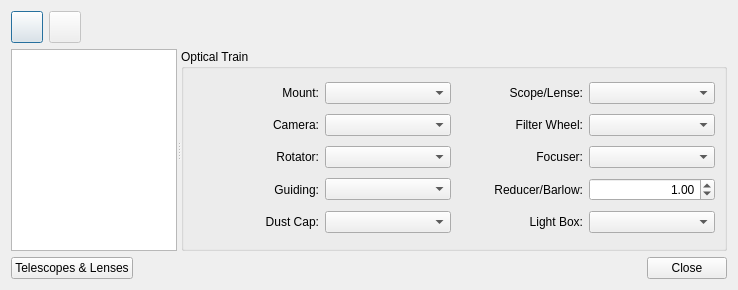
KDE/kstars, file kstars/ekos/auxiliary/opticaltrains.ui: the form before one commit.
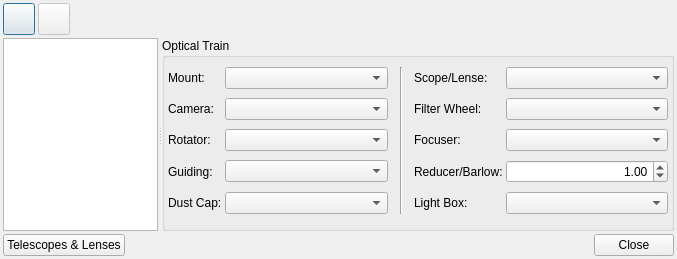
The form after the commit. Icons and pictures are not drawn.

What changed in the file:
```diff
--- a/kstars/ekos/auxiliary/opticaltrains.ui
+++ b/kstars/ekos/auxiliary/opticaltrains.ui
@@ -6,16 +6,34 @@
    <rect>
     <x>0</x>
     <y>0</y>
-    <width>738</width>
-    <height>290</height>
+    <width>677</width>
+    <height>259</height>
    </rect>
   </property>
   <property name="windowTitle">
    <string>Optical Trains</string>
   </property>
   <layout class="QVBoxLayout" name="verticalLayout">
+   <property name="spacing">
+    <number>3</number>
+   </property>
+   <property name="leftMargin">
+    <number>3</number>
+   </property>
+   <property name="topMargin">
+    <number>3</number>
+   </property>
+   <property name="rightMargin">
+    <number>3</number>
+   </property>
+   <property name="bottomMargin">
+    <number>3</number>
+   </property>
    <item>
     <layout class="QHBoxLayout" name="horizontalLayout">
+     <property name="spacing">
+      <number>3</number>
+     </property>
      <item>
       <widget class="QPushButton" name="addB">
        <property name="maximumSize">
@@ -94,10 +112,44 @@
       </property>
      </widget>
      <widget class="QGroupBox" name="trainConfigBox">
+      <property name="sizePolicy">
+       <sizepolicy hsizetype="Preferred" vsizetype="Preferred">
+        <horstretch>0</horstretch>
+        <verstretch>0</verstretch>
+       </sizepolicy>
+      </property>
       <property name="title">
        <string>Optical Train</string>
       </property>
-      <layout class="QGridLayout" name="gridLayout" columnstretch="1,1,1,1">
+      <layout class="QGridLayout" name="gridLayout" columnstretch="0,3,0,0,3">
+       <property name="leftMargin">
+        <number>3</number>
+       </property>
+       <property name="topMargin">
+        <number>3</number>
+       </property>
+       <property name="rightMargin">
+        <number>3</number>
+       </property>
+       <property name="bottomMargin">
+        <number>3</number>
+       </property>
+       <property name="spacing">
+        <number>3</number>
+       </property>
+       <item row="0" column="3">
+        <widget class="QLabel" name="scopeLabel">
+         <property name="toolTip">
+          <string>&lt;html&gt;&lt;head/&gt;&lt;body&gt;&lt;p&gt;Select the scope or lens used in the optical train.&lt;/p&gt;&lt;p&gt;To add, edit, or delete optical elements, tap the &lt;span style=&quot; font-weight:600;&quot;&gt;Telescope &amp;amp; Lens&lt;/span&gt; button.&lt;/p&gt;&lt;/body&gt;&lt;/html&gt;</string>
+         </property>
+         <property name="text">
+          <string>Scope/Lense:</string>
+         </property>
+         <property name="alignment">
+          <set>Qt::AlignLeading|Qt::AlignLeft|Qt::AlignVCenter</set>
+         </property>
+        </widget>
+       </item>
        <item row="0" column="0">
         <widget class="QLabel" name="mountLabel">
          <property name="toolTip">
@@ -107,29 +159,20 @@
           <string>Mount:</string>
          </property>
          <property name="alignment">
-          <set>Qt::AlignRight|Qt::AlignTrailing|Qt::AlignVCenter</set>
+          <set>Qt::AlignLeading|Qt::AlignLeft|Qt::AlignVCenter</set>
          </property>
         </widget>
        </item>
-       <item row="0" column="1">
-        <widget class="QComboBox" name="mountComboBox"/>
-       </item>
-       <item row="0" column="2">
-        <widget class="QLabel" name="scopeLabel">
-         <property name="toolTip">
-          <string>&lt;html&gt;&lt;head/&gt;&lt;body&gt;&lt;p&gt;Select the scope or lens used in the optical train.&lt;/p&gt;&lt;p&gt;To add, edit, or delete optical elements, tap the &lt;span style=&quot; font-weight:600;&quot;&gt;Telescope &amp;amp; Lens&lt;/span&gt; button.&lt;/p&gt;&lt;/body&gt;&lt;/html&gt;</string>
+       <item row="1" column="4">
+        <widget class="QComboBox" name="filterComboBox">
+         <property name="sizePolicy">
+          <sizepolicy hsizetype="MinimumExpanding" vsizetype="Fixed">
+           <horstretch>0</horstretch>
+           <verstretch>0</verstretch>
+          </sizepolicy>
          </property>
-         <property name="text">
-          <string>Scope/Lense:</string>
-         </property>
-         <property name="alignment">
-          <set>Qt::AlignRight|Qt::AlignTrailing|Qt::AlignVCenter</set>
-         </property>
         </widget>
        </item>
-       <item row="0" column="3">
-        <widget class="QComboBox" name="scopeComboBox"/>
-       </item>
        <item row="1" column="0">
         <widget class="QLabel" name="cameraLabel">
          <property name="toolTip">
@@ -139,14 +182,90 @@
           <string>Camera:</string>
          </property>
          <property name="alignment">
-          <set>Qt::AlignRight|Qt::AlignTrailing|Qt::AlignVCenter</set>
+          <set>Qt::AlignLeading|Qt::AlignLeft|Qt::AlignVCenter</set>
          </property>
         </widget>
        </item>
-       <item row="1" column="1">
-        <widget class="QComboBox" name="cameraComboBox"/>
+       <item row="3" column="1">
+        <widget class="QComboBox" name="guiderComboBox">
+         <property name="sizePolicy">
+          <sizepolicy hsizetype="MinimumExpanding" vsizetype="Fixed">
+           <horstretch>0</horstretch>
+           <verstretch>0</verstretch>
+          </sizepolicy>
+         </property>
+        </widget>
        </item>
-       <item row="1" column="2">
+       <item row="4" column="0">
+        <widget class="QLabel" name="dustCapLlabel">
+         <property name="toolTip">
+          <string>Telescope Select a mechanized dust cap if any (e.g. FlipFlat).</string>
+         </property>
+         <property name="text">
+          <string>Dust Cap:</string>
+         </property>
+         <property name="alignment">
+          <set>Qt::AlignLeading|Qt::AlignLeft|Qt::AlignVCenter</set>
+         </property>
+        </widget>
+       </item>
+       <item row="4" column="1">
+        <widget class="QComboBox" name="dustCapComboBox">
+         <property name="sizePolicy">
+          <sizepolicy hsizetype="MinimumExpanding" vsizetype="Fixed">
+           <horstretch>0</horstretch>
+           <verstretch>0</verstretch>
+          </sizepolicy>
+         </property>
+        </widget>
+       </item>
+       <item row="3" column="3">
+        <widget class="QLabel" name="reducerLabel">
+         <property name="toolTip">
+          <string>&lt;html&gt;&lt;head/&gt;&lt;body&gt;&lt;p&gt;Select if any reducer or barlow is used in the train.&lt;/p&gt;&lt;p&gt;&lt;span style=&quot; font-weight:600;&quot;&gt;Reducer:&lt;/span&gt; If the value is less than 1.0x, this element is considered as a reducer (focal length is decreased by this factor).&lt;/p&gt;&lt;p&gt;&lt;span style=&quot; font-weight:600;&quot;&gt;Barlow&lt;/span&gt;: If the value is over 1.0x, then it is considered a barlow element (focal length is increased by this factor).&lt;/p&gt;&lt;/body&gt;&lt;/html&gt;</string>
+         </property>
+         <property name="text">
+          <string>Reducer/Barlow:</string>
+         </property>
+         <property name="alignment">
+          <set>Qt::AlignLeading|Qt::AlignLeft|Qt::AlignVCenter</set>
+         </property>
+        </widget>
+       </item>
+       <item row="2" column="4">
+        <widget class="QComboBox" name="focusComboBox">
+         <property name="sizePolicy">
+          <sizepolicy hsizetype="MinimumExpanding" vsizetype="Fixed">
+           <horstretch>0</horstretch>
+           <verstretch>0</verstretch>
+          </sizepolicy>
+         </property>
+        </widget>
+       </item>
+       <item row="0" column="4">
+        <widget class="QComboBox" name="scopeComboBox">
+         <property name="sizePolicy">
+          <sizepolicy hsizetype="MinimumExpanding" vsizetype="Fixed">
+           <horstretch>0</horstretch>
+           <verstretch>0</verstretch>
+          </sizepolicy>
+         </property>
+        </widget>
+       </item>
+       <item row="4" column="3">
+        <widget class="QLabel" name="lightBoxLabel">
+         <property name="toolTip">
+          <string>Select a flat field lightbox if any (e.g. FlipFlat).</string>
+         </property>
+         <property name="text">
+          <string>Light Box:</string>
+         </property>
+         <property name="alignment">
+          <set>Qt::AlignLeading|Qt::AlignLeft|Qt::AlignVCenter</set>
+         </property>
+        </widget>
+       </item>
+       <item row="1" column="3">
         <widget class="QLabel" name="filterLabel">
          <property name="toolTip">
           <string>&lt;html&gt;&lt;head/&gt;&lt;body&gt;&lt;p&gt;Select a filter wheel.&lt;/p&gt;&lt;p&gt;This could be a dedicated filter wheel or part of a camera driver.&lt;/p&gt;&lt;/body&gt;&lt;/html&gt;</string>
@@ -155,45 +274,20 @@
           <string>Filter Wheel:</string>
          </property>
          <property name="alignment">
-          <set>Qt::AlignRight|Qt::AlignTrailing|Qt::AlignVCenter</set>
-         </property>
-        </widget>
-       </item>
-       <item row="1" column="3">
-        <widget class="QComboBox" name="filterComboBox"/>
-       </item>
-       <item row="2" column="0">
-        <widget class="QLabel" name="rotatorLabel">
-         <property name="toolTip">
-          <string>Select a mechanized rotator if any.</string>
-         </property>
-         <property name="text">
-          <string>Rotator:</string>
-         </property>
-         <property name="alignment">
-          <set>Qt::AlignRight|Qt::AlignTrailing|Qt::AlignVCenter</set>
+          <set>Qt::AlignLeading|Qt::AlignLeft|Qt::AlignVCenter</set>
          </property>
         </widget>
        </item>
        <item row="2" column="1">
-        <widget class="QComboBox" name="rotatorComboBox"/>
-       </item>
-       <item row="2" column="2">
-        <widget class="QLabel" name="focusLabel">
-         <property name="toolTip">
-          <string>Select a mechanized focuser if any.</string>
-         </property>
-         <property name="text">
-          <string>Focuser:</string>
-         </property>
-         <property name="alignment">
-          <set>Qt::AlignRight|Qt::AlignTrailing|Qt::AlignVCenter</set>
+        <widget class="QComboBox" name="rotatorComboBox">
+         <property name="sizePolicy">
+          <sizepolicy hsizetype="MinimumExpanding" vsizetype="Fixed">
+           <horstretch>0</horstretch>
+           <verstretch>0</verstretch>
+          </sizepolicy>
          </property>
         </widget>
        </item>
-       <item row="2" column="3">
-        <widget class="QComboBox" name="focusComboBox"/>
-       </item>
        <item row="3" column="0">
         <widget class="QLabel" name="guiderLabel">
          <property name="toolTip">
@@ -203,27 +297,34 @@
           <string>Guiding:</string>
          </property>
          <property name="alignment">
-          <set>Qt::AlignRight|Qt::AlignTrailing|Qt::AlignVCenter</set>
+          <set>Qt::AlignLeading|Qt::AlignLeft|Qt::AlignVCenter</set>
          </property>
         </widget>
        </item>
-       <item row="3" column="1">
-        <widget class="QComboBox" name="guiderComboBox"/>
+       <item row="0" column="1">
+        <widget class="QComboBox" name="mountComboBox">
+         <property name="sizePolicy">
+          <sizepolicy hsizetype="MinimumExpanding" vsizetype="Fixed">
+           <horstretch>0</horstretch>
+           <verstretch>0</verstretch>
+          </sizepolicy>
+         </property>
+        </widget>
        </item>
-       <item row="3" column="2">
-        <widget class="QLabel" name="reducerLabel">
+       <item row="2" column="3">
+        <widget class="QLabel" name="focusLabel">
          <property name="toolTip">
           <string>&lt;html&gt;&lt;head/&gt;&lt;body&gt;&lt;p&gt;Select if any reducer or barlow is used in the train.&lt;/p&gt;&lt;p&gt;&lt;span style=&quot; font-weight:600;&quot;&gt;Reducer:&lt;/span&gt; If the value is less than 1.0x, this element is considered as a reducer (focal length is decreased by this factor).&lt;/p&gt;&lt;p&gt;&lt;span style=&quot; font-weight:600;&quot;&gt;Barlow&lt;/span&gt;: If the value is over 1.0x, then it is considered a barlow element (focal length is increased by this factor).&lt;/p&gt;&lt;/body&gt;&lt;/html&gt;</string>
          </property>
          <property name="text">
-          <string>Reducer/Barlow:</string>
+          <string>Focuser:</string>
          </property>
          <property name="alignment">
-          <set>Qt::AlignRight|Qt::AlignTrailing|Qt::AlignVCenter</set>
+          <set>Qt::AlignLeading|Qt::AlignLeft|Qt::AlignVCenter</set>
          </property>
         </widget>
        </item>
-       <item row="3" column="3">
+       <item row="3" column="4">
         <widget class="QDoubleSpinBox" name="reducerSpinBox">
          <property name="alignment">
           <set>Qt::AlignRight|Qt::AlignTrailing|Qt::AlignVCenter</set>
@@ -236,44 +337,61 @@
          </property>
         </widget>
        </item>
-       <item row="4" column="0">
-        <widget class="QLabel" name="dustCapLlabel">
+       <item row="2" column="0">
+        <widget class="QLabel" name="rotatorLabel">
          <property name="toolTip">
           <string>Telescope Select a mechanized dust cap if any (e.g. FlipFlat).</string>
          </property>
          <property name="text">
-          <string>Dust Cap:</string>
+          <string>Rotator:</string>
          </property>
          <property name="alignment">
-          <set>Qt::AlignRight|Qt::AlignTrailing|Qt::AlignVCenter</set>
+          <set>Qt::AlignLeading|Qt::AlignLeft|Qt::AlignVCenter</set>
          </property>
         </widget>
        </item>
-       <item row="4" column="1">
-        <widget class="QComboBox" name="dustCapComboBox"/>
+       <item row="4" column="4">
+        <widget class="QComboBox" name="lightBoxComboBox">
+         <property name="sizePolicy">
+          <sizepolicy hsizetype="MinimumExpanding" vsizetype="Fixed">
+           <horstretch>0</horstretch>
+           <verstretch>0</verstretch>
+          </sizepolicy>
+         </property>
+        </widget>
        </item>
-       <item row="4" column="2">
-        <widget class="QLabel" name="lightBoxLabel">
-         <property name="toolTip">
-          <string>Select a flat field lightbox if any (e.g. FlipFlat).</string>
+       <item row="1" column="1">
+        <widget class="QComboBox" name="cameraComboBox">
+         <property name="sizePolicy">
+          <sizepolicy hsizetype="MinimumExpanding" vsizetype="Fixed">
+           <horstretch>0</horstretch>
+           <verstretch>0</verstretch>
+          </sizepolicy>
          </property>
-         <property name="text">
-          <string>Light Box:</string>
+        </widget>
+       </item>
+       <item row="0" column="2" rowspan="5">
+        <widget class="Line" name="line">
+         <property name="minimumSize">
+          <size>
+           <width>20</width>
+           <height>0</height>
+          </size>
          </property>
-         <property name="alignment">
-          <set>Qt::AlignRight|Qt::AlignTrailing|Qt::AlignVCenter</set>
+         <property name="orientation">
+          <enum>Qt::Vertical</enum>
          </property>
         </widget>
        </item>
-       <item row="4" column="3">
-        <widget class="QComboBox" name="lightBoxComboBox"/>
-       </item>
       </layout>
      </widget>
     </widget>
    </item>
    <item>
     <layout class="QHBoxLayout" name="horizontalLayout_3">
+     <property name="spacing">
+      <number>3</number>
+     </property>
      <item>
       <widget class="QPushButton" name="opticalElementsB">
        <property name="text">
```
Left out of the diff: 4 changed lines with no effect on the pictures.
